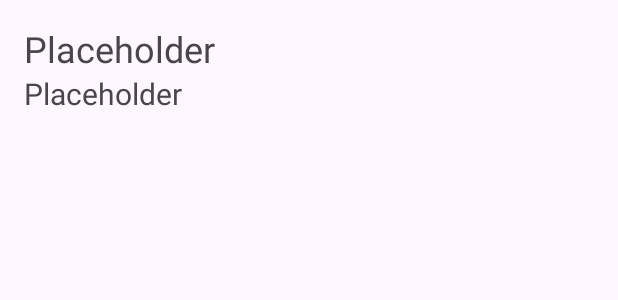
After one commit to PrestonDuChunMan/CSCI3310_pj, an Android app: the layout content_court_event.xml on its own in the app's theme, with its tools: preview values and no code run, on a phone screen of 412 x 824 dp. The commit adds this screen. Shown: the top 300 px of the screen. Run offline under Robolectric (Android 15) with nearby library versions, the phone set to English and light mode, and no system bars.

Commit message:
court event list

```diff
--- a/app/src/main/java/edu/cuhk/csci3310/basketball_app/CourtFinderActivity.java
+++ b/app/src/main/java/edu/cuhk/csci3310/basketball_app/CourtFinderActivity.java
@@ -73,7 +73,7 @@ public class CourtFinderActivity extends AppCompatActivity {
         this.gpsButton = findViewById(R.id.button_gps);
         this.gpsButton.setOnClickListener(this::handleGpsButtonClick);
 
-        this.apiHandler = new ApiHandler();
+        this.apiHandler = ApiHandler.getInstance();
         this.gpsHandler = new GpsHandler(this);
 
         this.gpsHandler.addLocationChangeListener(this::handleLocationChange);
--- /dev/null
+++ b/app/src/main/res/layout/content_court_event.xml
@@ -0,0 +1,28 @@
+<?xml version="1.0" encoding="utf-8"?>
+<androidx.constraintlayout.widget.ConstraintLayout xmlns:android="http://schemas.android.com/apk/res/android"
+    android:layout_width="match_parent"
+    android:layout_height="match_parent"
+    android:padding="16dp"
+    xmlns:app="http://schemas.android.com/apk/res-auto">
+
+    <TextView
+        android:id="@+id/value_title"
+        android:layout_width="wrap_content"
+        android:layout_height="wrap_content"
+        app:layout_constraintStart_toStartOf="parent"
+        app:layout_constraintTop_toTopOf="parent"
+        android:text="@string/placeholder"
+        android:textSize="24sp"
+        />
+
+    <TextView
+        android:id="@+id/value_time"
+        android:layout_width="wrap_content"
+        android:layout_height="wrap_content"
+        app:layout_constraintStart_toStartOf="parent"
+        app:layout_constraintTop_toBottomOf="@id/value_title"
+        android:text="@string/placeholder"
+        android:textSize="20sp"
+        />
+
+</androidx.constraintlayout.widget.ConstraintLayout>
--- a/app/src/main/res/values/strings.xml
+++ b/app/src/main/res/values/strings.xml
@@ -6,4 +6,7 @@
 
     <string name="court_name">Name</string>
     <string name="court_address">Address</string>
+    <string name="court_add_event">+ Add Event</string>
+
+    <string name="placeholder">Placeholder</string>
 </resources>
```
Also changed, not shown: app/src/main/java/edu/cuhk/csci3310/basketball_app/CourtDetailActivity.java (+57 -0 lines), app/src/main/java/edu/cuhk/csci3310/basketball_app/CourtEventAdapter.java (added, +60 -0 lines), app/src/main/java/edu/cuhk/csci3310/basketball_app/api/ApiHandler.java (+21 -4 lines), app/src/main/java/edu/cuhk/csci3310/basketball_app/api/CourtEventApiService.java (added, +12 -0 lines), app/src/main/java/edu/cuhk/csci3310/basketball_app/models/CourtEventListResponse.java (added, +33 -0 lines), app/src/main/java/edu/cuhk/csci3310/basketball_app/models/Properties.java (+10 -2 lines), app/src/main/java/edu/cuhk/csci3310/basketball_app/models/SimpleCourtEvent.java (added, +28 -0 lines), app/src/main/res/layout/activity_court_detail.xml (+18 -0 lines).
